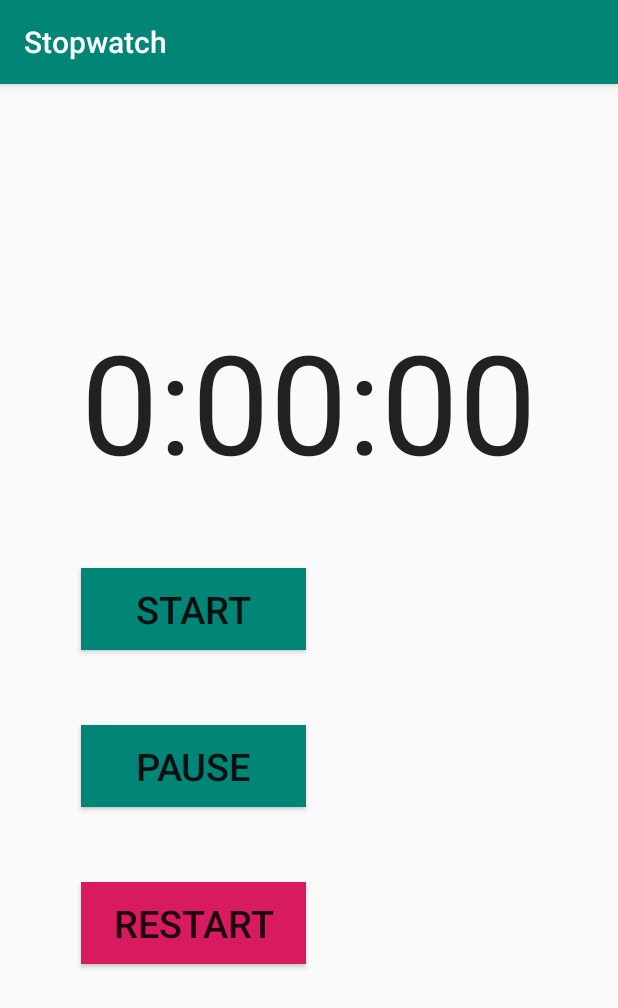
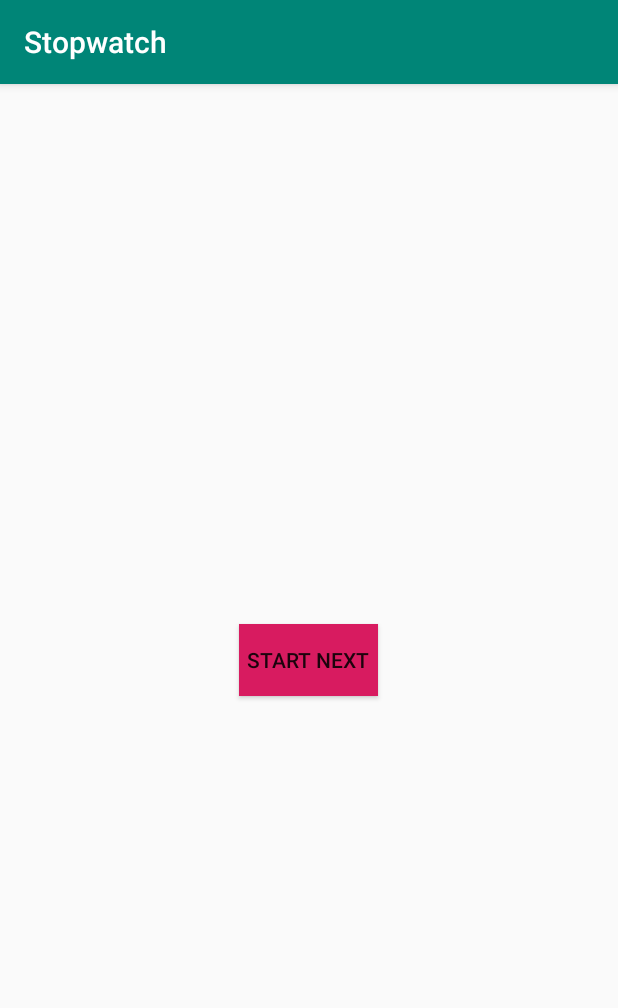
Before and after one commit to niteshmunda/Design-Patterns, an Android app: the screen it shows after launch (MainActivity before the commit, StartActivity after it), on a phone screen of 412 x 824 dp. Shown: the top 1008 px of the screen. Run offline under Robolectric (Android 15) with nearby library versions, the phone set to English and light mode, and no system bars.

```diff
--- /dev/null
+++ b/Stopwatch/app/src/main/java/com/example/stopwatch/StartActivity.java
@@ -0,0 +1,19 @@
+package com.example.stopwatch;
+
+import android.content.Intent;
+import android.os.Bundle;
+import android.support.v7.app.AppCompatActivity;
+import android.view.View;
+
+public class StartActivity extends AppCompatActivity {
+    @Override
+    protected void onCreate(Bundle savedInstanceState) {
+        super.onCreate(savedInstanceState);
+        setContentView(R.layout.activity_start);
+    }
+
+    public  void clickedHandleMe(View view){
+        Intent intent = new Intent(this,MainActivity.class);
+        startActivity(intent);
+    }
+}
--- a/Stopwatch/app/src/main/res/layout/activity_main.xml
+++ b/Stopwatch/app/src/main/res/layout/activity_main.xml
@@ -59,4 +59,5 @@
         android:layout_marginTop="50dp"
         android:onClick="restartCLick"/>
 
+
 </android.support.constraint.ConstraintLayout>
--- /dev/null
+++ b/Stopwatch/app/src/main/res/layout/activity_start.xml
@@ -0,0 +1,16 @@
+<?xml version="1.0" encoding="utf-8"?>
+<RelativeLayout
+    xmlns:android="http://schemas.android.com/apk/res/android"
+    android:layout_width="match_parent"
+    android:layout_height="match_parent">
+
+    <Button
+        android:layout_width="wrap_content"
+        android:layout_height="wrap_content"
+        android:text="@string/start_next"
+        android:layout_centerInParent="true"
+        android:padding="5dp"
+        android:background="@color/colorAccent"
+        android:onClick="clickedHandleMe"/>
+
+</RelativeLayout>
--- a/Stopwatch/app/src/main/res/values/strings.xml
+++ b/Stopwatch/app/src/main/res/values/strings.xml
@@ -4,4 +4,5 @@
     <string name="start">Start</string>
     <string name="restart">restart</string>
     <string name="pause">pause</string>
+    <string name="start_next">Start Next</string>
 </resources>
```
Also changed, not shown: Stopwatch/app/src/main/AndroidManifest.xml (+7 -1 lines), Stopwatch/app/src/main/java/com/example/stopwatch/MainActivity.java (+11 -0 lines).
